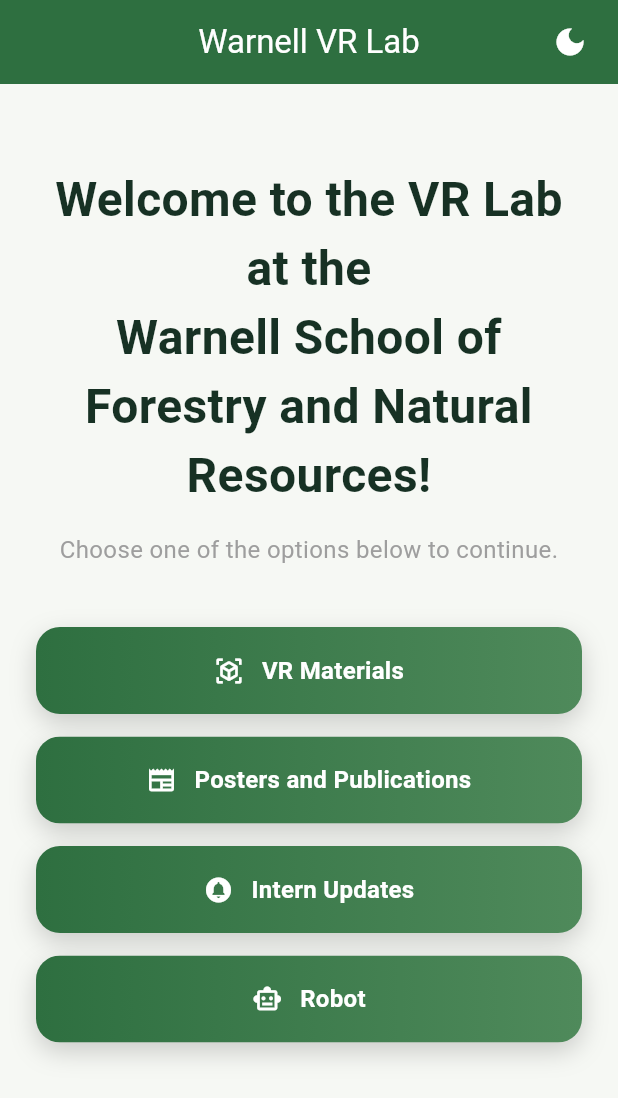
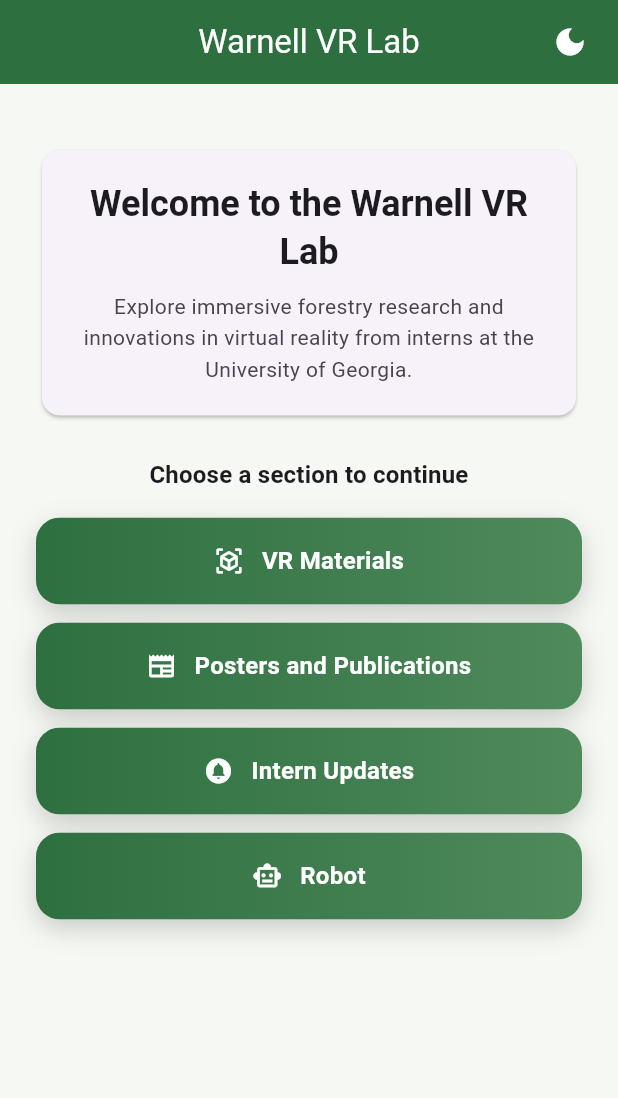
Before and after one commit to aru2-2/perseus_vr_lab_app, a Flutter app: the screen it shows after launch, on a phone screen of 412 x 824 dp. Shown: the top 1098 px of the screen. Run offline on Flutter 3.47's test engine with Material 3 defaults, Android fonts, the phone set to English and light mode, and no system bars; our stand-ins replace visibility_detector.

Commit message:
Cleaned code and added comments

```diff
--- a/lib/screens/home/home_page.dart
+++ b/lib/screens/home/home_page.dart
@@ -4,6 +4,8 @@
 
 //main class for the home page
 class HomePage extends StatelessWidget {
+
+  //toggles between light and dark mode
   final bool isDarkMode;
   final VoidCallback onToggleTheme;
 
@@ -21,7 +23,7 @@
         title: const Text("Warnell VR Lab"),
         centerTitle: true,
         actions: [
-          //theme toggle button in the app bar
+          //adds message when hovering over icon for user to switch between light and dark mode
           Padding(
             padding: const EdgeInsets.only(right: 8.0),
             child: IconButton(
@@ -38,32 +40,42 @@
           child: Column(
             crossAxisAlignment: CrossAxisAlignment.stretch,
             children: [
-              const SizedBox(height: 30),
-
-              // welcome message for the home page of the app
-              const Text(
-                "Welcome to the VR Lab at the \nWarnell School of Forestry and Natural Resources!",
-                textAlign: TextAlign.center,
-                style: TextStyle(
-                  fontSize: 32,
-                  fontWeight: FontWeight.bold,
+              const SizedBox(height: 16),
+              Card(
+                child: Padding(
+                  padding: const EdgeInsets.all(20.0),
+                  child: Column(
+                    children: [
+                      Text(
+                        "Welcome to the Warnell VR Lab",
+                        textAlign: TextAlign.center,
+                        style: Theme.of(context).textTheme.headlineSmall?.copyWith(
+                          fontWeight: FontWeight.w700,
+                        ),
+                      ),
+                      //short description about the Warnell VR Lab app
+                      const SizedBox(height: 10),
+                      Text(
+                        "Explore immersive forestry research and innovations in virtual reality from interns at the University of Georgia.",
+                        textAlign: TextAlign.center,
+                        style: Theme.of(context).textTheme.bodyMedium?.copyWith(
+                          color: Theme.of(context).colorScheme.onSurfaceVariant,
+                          height: 1.5,
+                        ),
+                      ),
+                    ],
+                  ),
                 ),
               ),
-
-
-              const SizedBox(height: 15),
-              // prompts user to choose one of the options below to continue
-              const Text(
-                "Choose one of the options below to continue.",
+              const SizedBox(height: 24),
+              Text(
+                "Choose a section to continue",
                 textAlign: TextAlign.center,
-                style: TextStyle(
-                  fontSize: 16,
-                  color: Colors.grey,
+                style: Theme.of(context).textTheme.titleMedium?.copyWith(
+                  fontWeight: FontWeight.w600,
                 ),
               ),
-
-              const SizedBox(height: 40),
-              //button to navigate to the VR Materials page
+              const SizedBox(height: 16),
               CustomButton(
                 text: "VR Materials",
                 icon: Icons.view_in_ar,
@@ -71,9 +83,7 @@
                   Navigator.pushNamed(context, "/vr_materials");
                 },
               ),
-
-              const SizedBox(height: 15),
-              //button to navigate to the Posters and Publications page
+              const SizedBox(height: 12),
               CustomButton(
                 text: "Posters and Publications",
                 icon: Icons.newspaper,
@@ -81,9 +91,7 @@
                   Navigator.pushNamed(context, "/posters_and_publications");
                 },
               ),
-
-              const SizedBox(height: 15),
-              //button to navigate to the Intern Updates page
+              const SizedBox(height: 12),
               CustomButton(
                 text: "Intern Updates",
                 icon: Icons.circle_notifications,
@@ -91,9 +99,7 @@
                   Navigator.pushNamed(context, "/intern_updates");
                 },
               ),
-
-              const SizedBox(height: 15),
-              //button to navigate to the Robot page
+              const SizedBox(height: 12),
               CustomButton(
                 text: "Robot",
                 icon: Icons.smart_toy_outlined,
```
